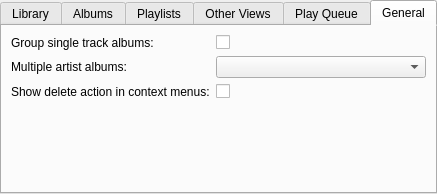
First picture: the form in gui/interfacesettings.ui, repository polpo/cantata-mac, before the edit.
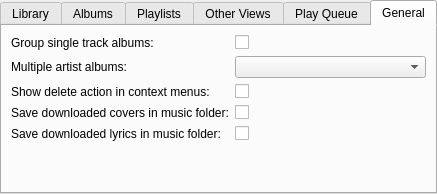
Second picture: the form after the edit. The open tabs and pages were chosen to show the change.

Commit message: Add basic lyrics editing.

Patch:
```diff
--- a/gui/interfacesettings.ui
+++ b/gui/interfacesettings.ui
@@ -390,6 +390,36 @@
          </property>
         </widget>
        </item>
+       <item row="3" column="0">
+        <widget class="QLabel" name="storeCoversInMpdDirLabel">
+         <property name="text">
+          <string>Save downloaded covers in music folder:</string>
+         </property>
+         <property name="buddy">
+          <cstring>storeCoversInMpdDir</cstring>
+         </property>
+        </widget>
+       </item>
+       <item row="3" column="1">
+        <widget class="QCheckBox" name="storeCoversInMpdDir"/>
+       </item>
+       <item row="4" column="0">
+        <widget class="QLabel" name="label_4">
+         <property name="text">
+          <string>Save downloaded lyrics in music folder:</string>
+         </property>
+         <property name="buddy">
+          <cstring>storeLyricsInMpdDir</cstring>
+         </property>
+        </widget>
+       </item>
+       <item row="4" column="1">
+        <widget class="QCheckBox" name="storeLyricsInMpdDir">
+         <property name="text">
+          <string/>
+         </property>
+        </widget>
+       </item>
       </layout>
      </widget>
     </widget>
```
Left out of the diff: 2 changed lines with no effect on the pictures. The commit also changes 11 other files.
